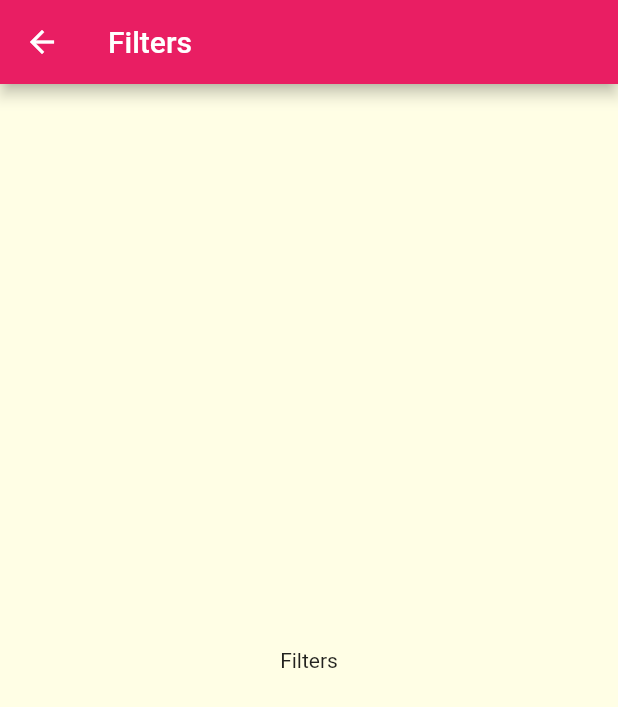
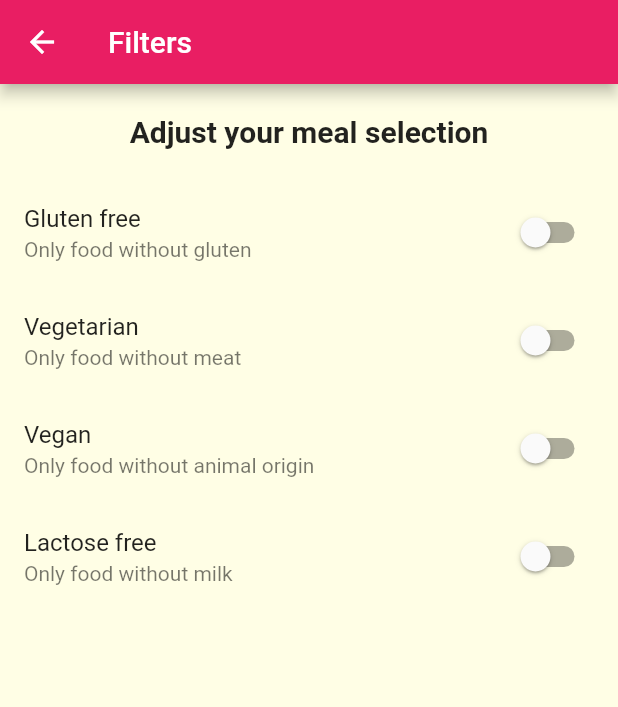
Before and after one commit to alexrodrigues/MealsApp, a Flutter app: the FiltersScreen screen opened by its route, on a phone screen of 412 x 824 dp. Shown: the top 707 px of the screen. Run offline on Flutter 3.47's test engine with Material 2 defaults, Android fonts, the phone set to English and light mode, and no system bars.

Commit message:
creating filters screen

```diff
--- a/lib/screens/filters.dart
+++ b/lib/screens/filters.dart
@@ -1,7 +1,33 @@
 import 'package:flutter/material.dart';
 
-class FiltersScreen extends StatelessWidget {
+class FilterItem {
+  String title = "";
+  String subtitle = "";
+  bool isActive = false;
+
+  FilterItem(this.title, this.subtitle, this.isActive);
+}
+
+class FiltersScreen extends StatefulWidget {
   static const ROUTE_NAME = "FiltersScreen";
+
+  @override
+  _FiltersScreenState createState() => _FiltersScreenState();
+}
+
+class _FiltersScreenState extends State<FiltersScreen> {
+  final List<FilterItem> filters = [
+    FilterItem("Gluten free", "Only food without gluten", false),
+    FilterItem("Vegetarian", "Only food without meat", false),
+    FilterItem("Vegan", "Only food without animal origin", false),
+    FilterItem("Lactose free", "Only food without milk", false),
+  ];
+
+  void onSwitchChange(FilterItem element, bool newValue) {
+    setState(() {
+      element.isActive = newValue;
+    });
+  }
 
   @override
   Widget build(BuildContext context) {
@@ -9,9 +35,32 @@ class FiltersScreen extends StatelessWidget {
       appBar: AppBar(
         title: Text("Filters"),
       ),
-      body: Center(
-        child: Text("Filters"),
-      ),
+      body: Column(children: [
+        Container(
+          padding: EdgeInsets.all(20),
+          child: Text(
+            "Adjust your meal selection",
+            style: TextStyle(
+              fontSize: 20,
+              fontWeight: FontWeight.bold,
+            ),
+          ),
+        ),
+        Expanded(
+          child: ListView.builder(
+              itemCount: filters.length,
+              itemBuilder: (context, index) {
+                FilterItem e = filters[index];
+
+                return SwitchListTile(
+                  title: Text(e.title),
+                  subtitle: Text(e.subtitle),
+                  value: e.isActive,
+                  onChanged: (newValue) => onSwitchChange(e, newValue),
+                );
+              }),
+        )
+      ]),
     );
   }
 }
```
